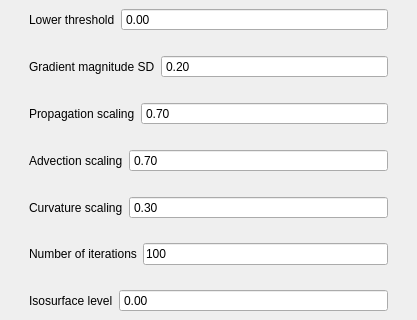
Above: Code/Source/sv4gui/Plugins/org.sv.gui.qt.imageprocessing/sv4gui_ImageProcessing.ui from SimVascular/SimVascular before the change; both pictures show x 0 to 417 and y 170 to 490 of the 417 by 866 pixel window. Below: the same form after it.
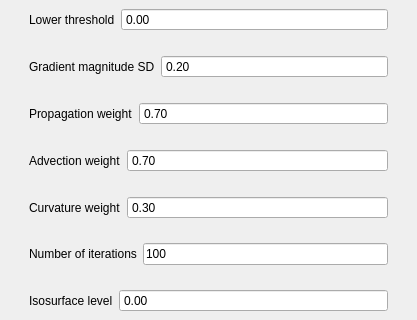
That is the form after the change. The open tabs and pages were chosen to show the change.

Commit message: Same GUI name changes and widget docs, ifdef devel code, and rename path files.

Patch:
```diff
--- a/Code/Source/sv4gui/Plugins/org.sv.gui.qt.imageprocessing/sv4gui_ImageProcessing.ui
+++ b/Code/Source/sv4gui/Plugins/org.sv.gui.qt.imageprocessing/sv4gui_ImageProcessing.ui
@@ -368,7 +368,7 @@
                    </sizepolicy>
                   </property>
                   <property name="text">
-                   <string>Propagation scaling</string>
+                   <string>Propagation weight</string>
                   </property>
                  </widget>
                 </item>
@@ -403,7 +403,7 @@
                    </sizepolicy>
                   </property>
                   <property name="text">
-                   <string>Advection scaling</string>
+                   <string>Advection weight</string>
                   </property>
                  </widget>
                 </item>
@@ -438,7 +438,7 @@
                    </sizepolicy>
                   </property>
                   <property name="text">
-                   <string>Curvature scaling</string>
+                   <string>Curvature weight</string>
                   </property>
                  </widget>
                 </item>
```
Left out of the diff: 25 changed lines with no effect on the pictures. The commit also changes 3 other files.
